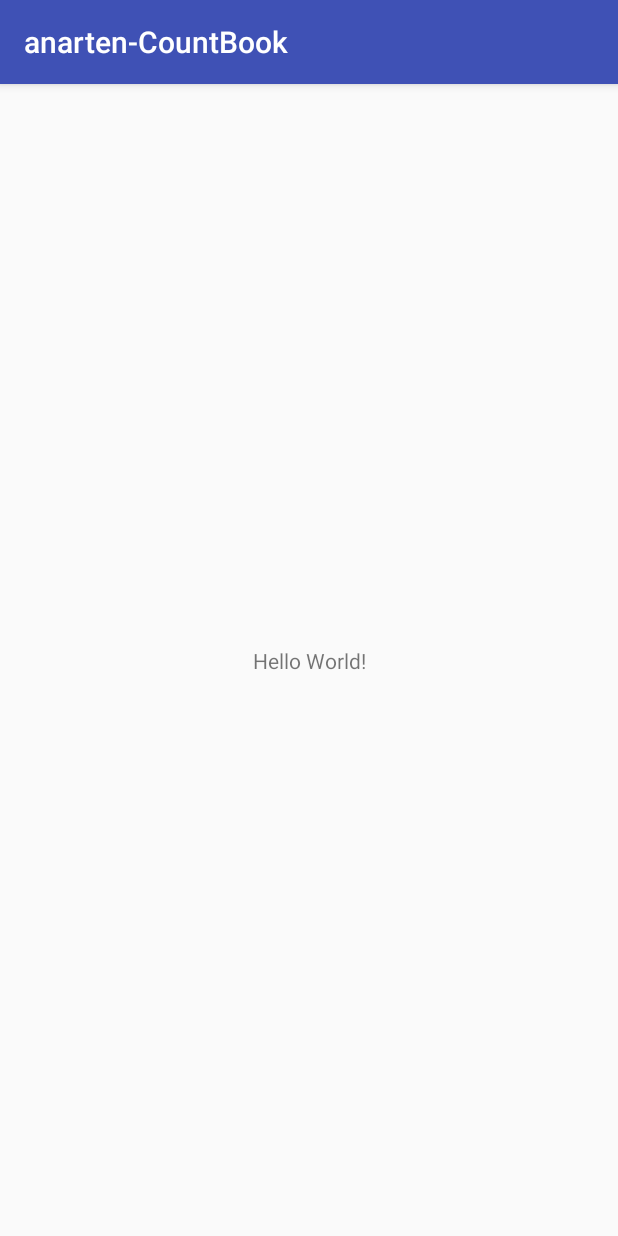
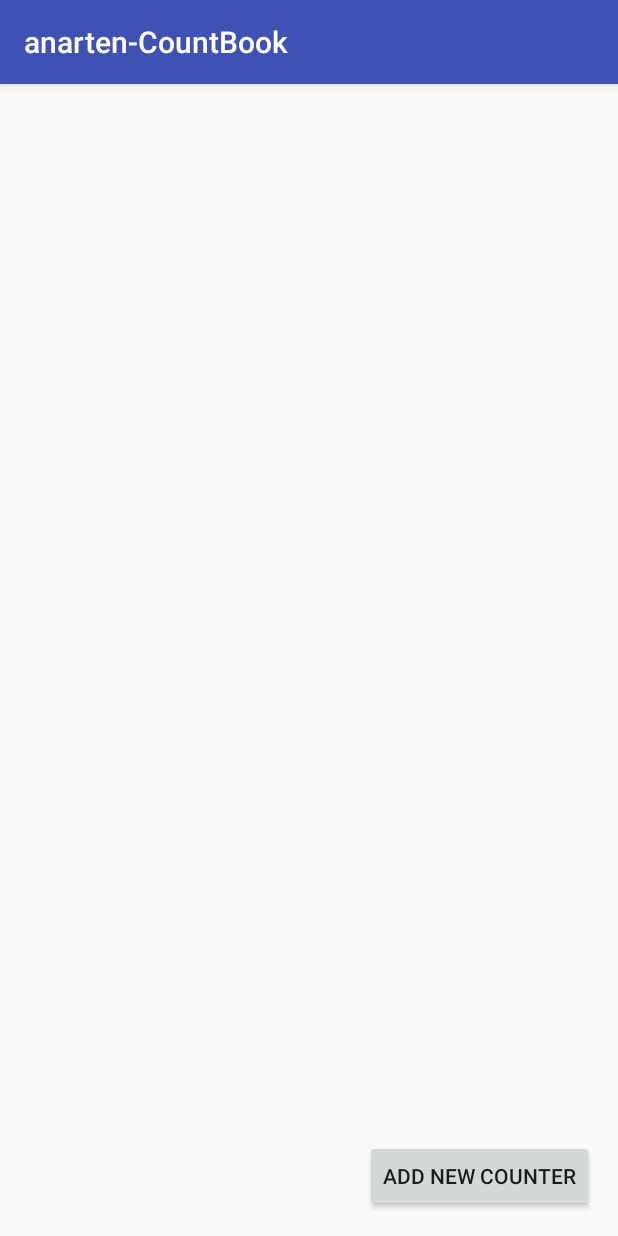
Before and after one commit to anarten/anarten-CountBook, an Android app: the screen it shows after launch (MainActivity), on a phone screen of 412 x 824 dp. Run offline under Robolectric (Android 15) with nearby library versions, the phone set to English and light mode, and no system bars.

```diff
--- a/app/src/main/res/layout/activity_main.xml
+++ b/app/src/main/res/layout/activity_main.xml
@@ -6,13 +6,15 @@
     android:layout_height="match_parent"
     tools:context="com.example.anarten_countbook.MainActivity">
 
-    <TextView
+    <Button
+        android:id="@+id/button"
         android:layout_width="wrap_content"
         android:layout_height="wrap_content"
-        android:text="Hello World!"
+        android:layout_marginBottom="16dp"
+        android:layout_marginEnd="16dp"
+        android:layout_marginRight="16dp"
+        android:text="@string/add"
         app:layout_constraintBottom_toBottomOf="parent"
-        app:layout_constraintLeft_toLeftOf="parent"
-        app:layout_constraintRight_toRightOf="parent"
-        app:layout_constraintTop_toTopOf="parent" />
+        app:layout_constraintRight_toRightOf="parent" />
 
 </android.support.constraint.ConstraintLayout>
--- a/app/src/main/res/values/strings.xml
+++ b/app/src/main/res/values/strings.xml
@@ -1,3 +1,4 @@
 <resources>
     <string name="app_name">anarten-CountBook</string>
+    <string name="add">Add New Counter</string>
 </resources>
```
